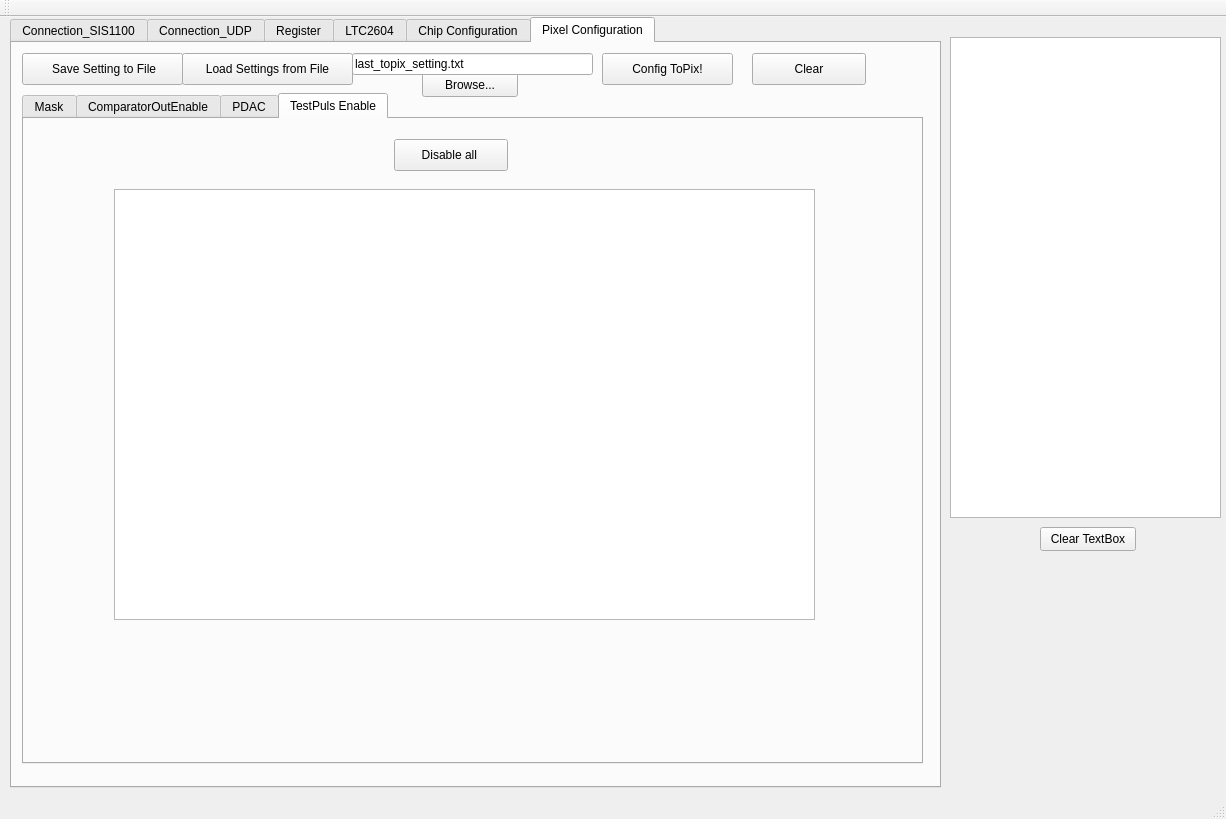
Qt form software/topix4_main/mainwindow.ui (Kristallfee/jdrs) before a commit.
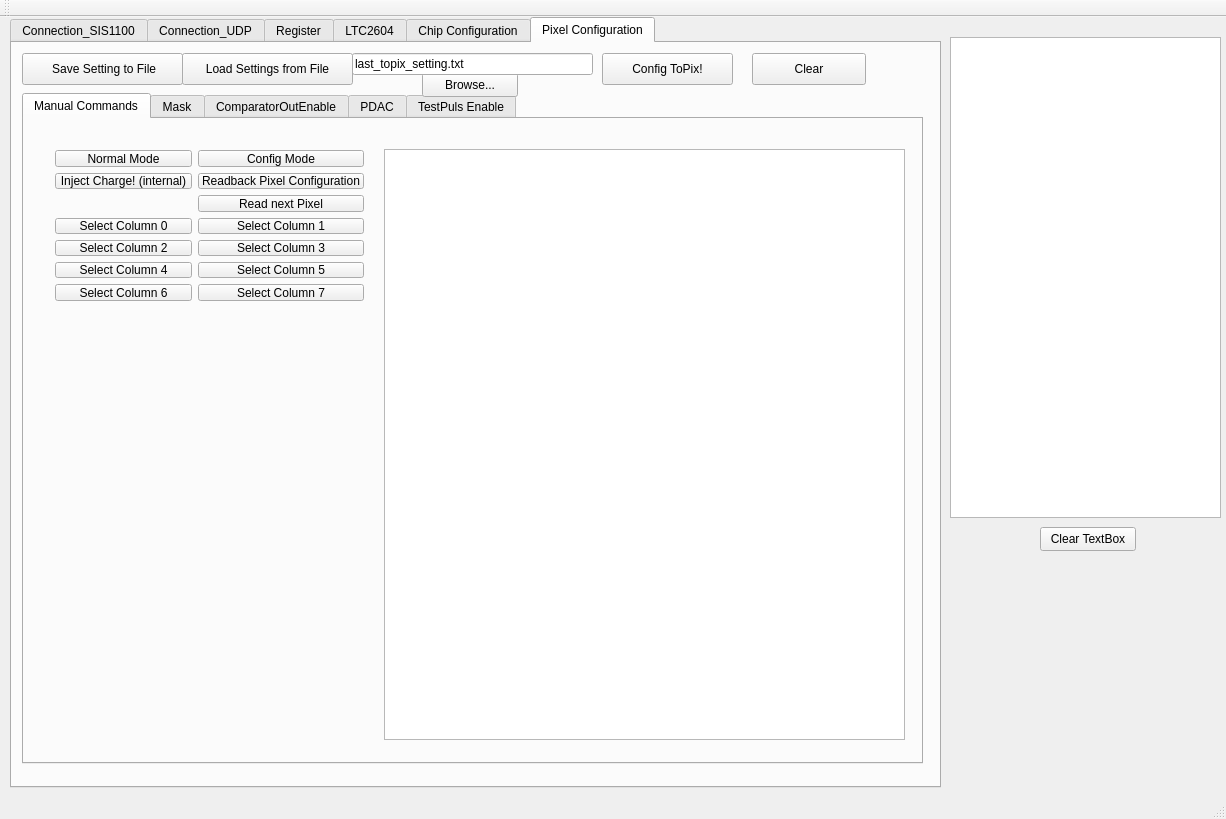
The same form after that commit. The open tabs and pages were chosen to show the change. Icons and pictures are not drawn.

```diff
--- a/software/topix4_main/mainwindow.ui
+++ b/software/topix4_main/mainwindow.ui
@@ -2161,8 +2161,126 @@
        </rect>
       </property>
       <property name="currentIndex">
-       <number>3</number>
+       <number>0</number>
       </property>
+      <widget class="QWidget" name="tab_2">
+       <attribute name="title">
+        <string>Manual Commands</string>
+       </attribute>
+       <widget class="QWidget" name="gridLayoutWidget_3">
+        <property name="geometry">
+         <rect>
+          <x>20</x>
+          <y>20</y>
+          <width>331</width>
+          <height>172</height>
+         </rect>
+        </property>
+        <layout class="QGridLayout" name="gridLayout_2">
+         <item row="5" column="1">
+          <widget class="QPushButton" name="pushButton_selectcolumn3">
+           <property name="text">
+            <string>Select Column 3</string>
+           </property>
+          </widget>
+         </item>
+         <item row="0" column="0">
+          <widget class="QPushButton" name="pushButton_normalmode">
+           <property name="text">
+            <string>Normal Mode</string>
+           </property>
+          </widget>
+         </item>
+         <item row="0" column="1">
+          <widget class="QPushButton" name="pushButton_configmode">
+           <property name="text">
+            <string>Config Mode</string>
+           </property>
+          </widget>
+         </item>
+         <item row="5" column="0">
+          <widget class="QPushButton" name="pushButton_selectcolumn2">
+           <property name="text">
+            <string>Select Column 2</string>
+           </property>
+          </widget>
+         </item>
+         <item row="6" column="1">
+          <widget class="QPushButton" name="pushButton_selectcolumn5">
+           <property name="text">
+            <string>Select Column 5</string>
+           </property>
+          </widget>
+         </item>
+         <item row="4" column="1">
+          <widget class="QPushButton" name="pushButton_selectcolumn1">
+           <property name="text">
+            <string>Select Column 1</string>
+           </property>
+          </widget>
+         </item>
+         <item row="4" column="0">
+          <widget class="QPushButton" name="pushButton_selectcolumn0">
+           <property name="text">
+            <string>Select Column 0</string>
+           </property>
+          </widget>
+         </item>
+         <item row="1" column="1">
+          <widget class="QPushButton" name="pushButton_readbackpixelconfiguration">
+           <property name="text">
+            <string>Readback Pixel Configuration</string>
+           </property>
+          </widget>
+         </item>
+         <item row="6" column="0">
+          <widget class="QPushButton" name="pushButton_selectcolumn4">
+           <property name="text">
+            <string>Select Column 4</string>
+           </property>
+          </widget>
+         </item>
+         <item row="1" column="0">
+          <widget class="QPushButton" name="pushButton_injectchargeinternalunsync">
+           <property name="text">
+            <string>Inject Charge! (internal)</string>
+           </property>
+          </widget>
+         </item>
+         <item row="3" column="1">
+          <widget class="QPushButton" name="pushButton_readnextpixel">
+           <property name="text">
+            <string>Read next Pixel</string>
+           </property>
+          </widget>
+         </item>
+         <item row="7" column="0">
+          <widget class="QPushButton" name="pushButton_selectcolumn6">
+           <property name="text">
+            <string>Select Column 6</string>
+           </property>
+          </widget>
+         </item>
+         <item row="7" column="1">
+          <widget class="QPushButton" name="pushButton_selectcolumn7">
+           <property name="text">
+            <string>Select Column 7</string>
+           </property>
+          </widget>
+         </item>
+        </layout>
+       </widget>
+       <widget class="QTextEdit" name="textEdit_readbackpixelconfiguration">
+        <property name="geometry">
+         <rect>
+          <x>360</x>
+          <y>30</y>
+          <width>521</width>
+          <height>591</height>
+         </rect>
+        </property>
+       </widget>
+      </widget>
       <widget class="QWidget" name="tab_4">
        <attribute name="title">
         <string>Mask</string>
```
Left out of the diff: 622 changed lines with no effect on the pictures.
